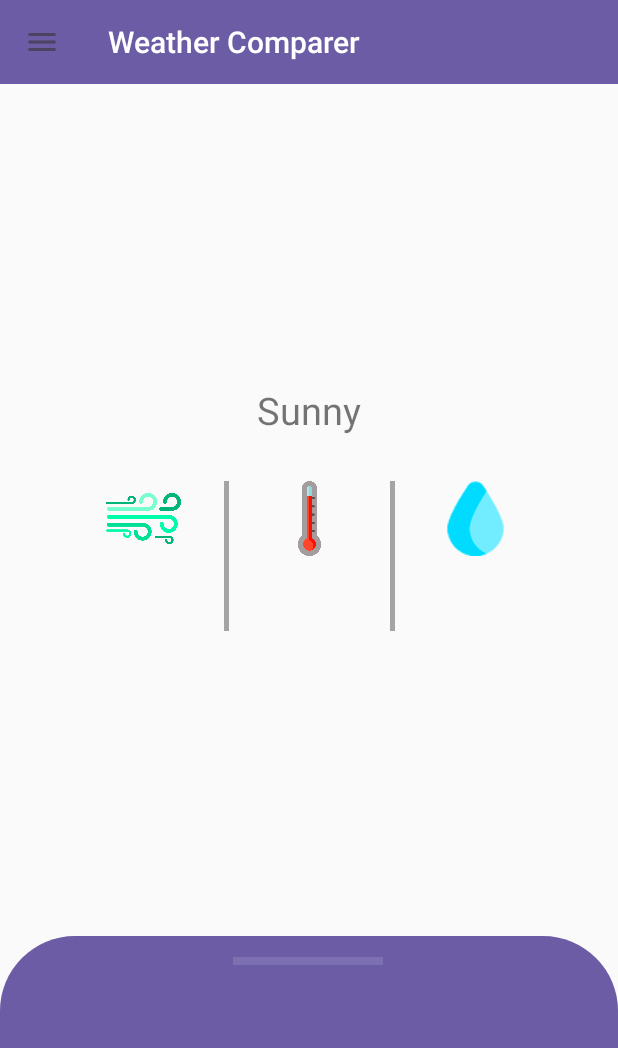
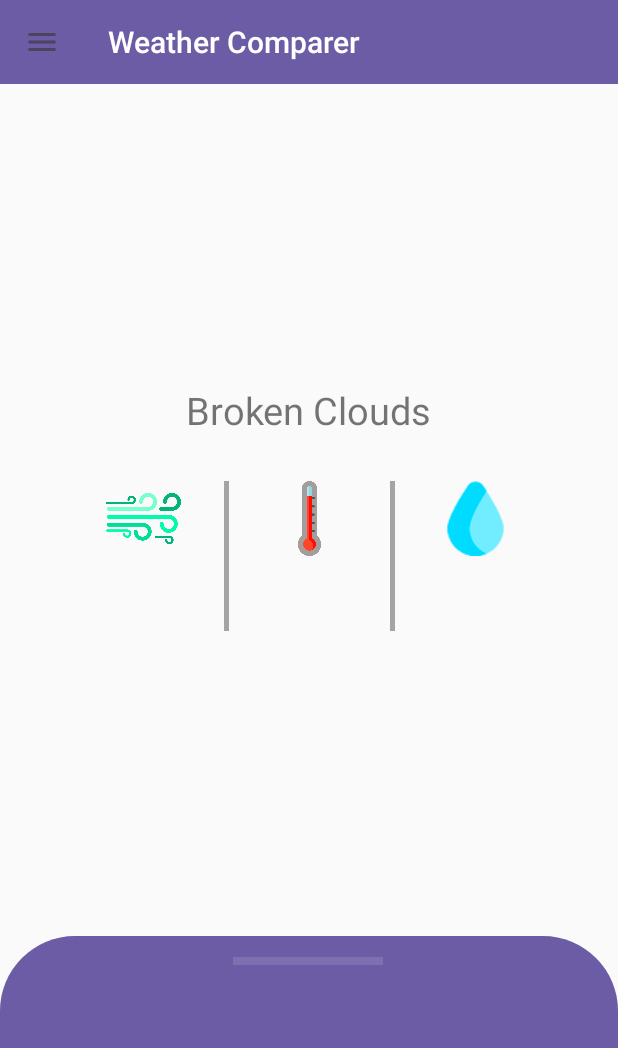
Before and after one commit to a1ex9788/WeatherComparer, an Android app: the screen it shows after launch (MainActivity), on a phone screen of 412 x 824 dp. Shown: the top 1048 px of the screen. Run offline under Robolectric (Android 15) with nearby library versions, the phone set to English and light mode, and no system bars; 1 statement that could not run was skipped.

Commit message:
Arreglar mal merge.

```diff
--- a/app/src/main/java/a1ex9788/dadm/weathercomparer/ui/forecast/ForecastFragment.java
+++ b/app/src/main/java/a1ex9788/dadm/weathercomparer/ui/forecast/ForecastFragment.java
@@ -7,23 +7,16 @@ import android.view.ViewGroup;
 import android.widget.TextView;
 
 import androidx.annotation.NonNull;
-import androidx.annotation.Nullable;
 import androidx.constraintlayout.widget.ConstraintLayout;
 import androidx.fragment.app.Fragment;
-import androidx.lifecycle.Observer;
 import androidx.lifecycle.ViewModelProvider;
 
 import com.airbnb.lottie.LottieAnimationView;
 import com.google.android.material.bottomsheet.BottomSheetBehavior;
 
 import java.util.HashMap;
-import java.util.List;
 
 import a1ex9788.dadm.weathercomparer.R;
-import a1ex9788.dadm.weathercomparer.model.DayForecast;
-import a1ex9788.dadm.weathercomparer.model.HourForecast;
-import a1ex9788.dadm.weathercomparer.webServices.forecasts.WeatherForecast;
-import a1ex9788.dadm.weathercomparer.webServices.forecasts.accuWeather.AccuWeatherForecast;
 
 public class ForecastFragment extends Fragment {
 
@@ -37,19 +30,19 @@ public class ForecastFragment extends Fragment {
 
         // Dictionary for catching the value of WeatherCondition
         HashMap<String, String> dicWeatherCondition = new HashMap<String, String>();
-        dicWeatherCondition.put("ThunderstormWithRain","https://assets7.lottiefiles.com/temp/lf20_XkF78Y.json");
-        dicWeatherCondition.put("Thunderstorm","https://assets7.lottiefiles.com/temp/lf20_Kuot2e.json");
-        dicWeatherCondition.put("Fog","https://assets7.lottiefiles.com/temp/lf20_kOfPKE.json");
-        dicWeatherCondition.put("Rain","https://assets6.lottiefiles.com/temp/lf20_rpC1Rd.json");
-        dicWeatherCondition.put("HeavyRain","https://assets4.lottiefiles.com/packages/lf20_bgmkqg6b.json");
-        dicWeatherCondition.put("SnowRain","https://assets4.lottiefiles.com/packages/lf20_uhdaqfkg.json");
-        dicWeatherCondition.put("LightSnow","https://assets7.lottiefiles.com/temp/lf20_BSVgyt.json");
-        dicWeatherCondition.put("Snow","https://assets7.lottiefiles.com/temp/lf20_WtPCZs.json");
-        dicWeatherCondition.put("Flurries","https://assets9.lottiefiles.com/packages/lf20_J8EPQ1.json");
-        dicWeatherCondition.put("Clouds","https://assets7.lottiefiles.com/temp/lf20_VAmWRg.json");
-        dicWeatherCondition.put("BrokenClouds","https://assets5.lottiefiles.com/temp/lf20_dgjK9i.json");
-        dicWeatherCondition.put("UnknownPrecipitation","https://assets10.lottiefiles.com/temp/lf20_9gY9Yf.json");
-        dicWeatherCondition.put("Sunny","https://assets7.lottiefiles.com/temp/lf20_Stdaec.json");
+        dicWeatherCondition.put("ThunderstormWithRain", "https://assets7.lottiefiles.com/temp/lf20_XkF78Y.json");
+        dicWeatherCondition.put("Thunderstorm", "https://assets7.lottiefiles.com/temp/lf20_Kuot2e.json");
+        dicWeatherCondition.put("Fog", "https://assets7.lottiefiles.com/temp/lf20_kOfPKE.json");
+        dicWeatherCondition.put("Rain", "https://assets6.lottiefiles.com/temp/lf20_rpC1Rd.json");
+        dicWeatherCondition.put("HeavyRain", "https://assets4.lottiefiles.com/packages/lf20_bgmkqg6b.json");
+        dicWeatherCondition.put("SnowRain", "https://assets4.lottiefiles.com/packages/lf20_uhdaqfkg.json");
+        dicWeatherCondition.put("LightSnow", "https://assets7.lottiefiles.com/temp/lf20_BSVgyt.json");
+        dicWeatherCondition.put("Snow", "https://assets7.lottiefiles.com/temp/lf20_WtPCZs.json");
+        dicWeatherCondition.put("Flurries", "https://assets9.lottiefiles.com/packages/lf20_J8EPQ1.json");
+        dicWeatherCondition.put("Clouds", "https://assets7.lottiefiles.com/temp/lf20_VAmWRg.json");
+        dicWeatherCondition.put("BrokenClouds", "https://assets5.lottiefiles.com/temp/lf20_dgjK9i.json");
+        dicWeatherCondition.put("UnknownPrecipitation", "https://assets10.lottiefiles.com/temp/lf20_9gY9Yf.json");
+        dicWeatherCondition.put("Sunny", "https://assets7.lottiefiles.com/temp/lf20_Stdaec.json");
 
         forecastViewModel =
                 new ViewModelProvider(this).get(ForecastViewModel.class);
@@ -58,43 +51,60 @@ public class ForecastFragment extends Fragment {
         //All the different cases of WeatherCondition
         final LottieAnimationView animationView = root.findViewById(R.id.animationViewWeather);
         final TextView mWeatherTextView = root.findViewById(R.id.weatherTextView);
-        String conditionWeather ="BrokenClouds";
+        String conditionWeather = "BrokenClouds";
         switch (conditionWeather) {
             case "Sunny":
                 animationView.setAnimationFromUrl(dicWeatherCondition.get("Sunny"));
+                mWeatherTextView.setText("Sunny");
                 break;
             case "UnknownPrecipitation":
                 animationView.setAnimationFromUrl(dicWeatherCondition.get("UnknownPrecipitation"));
+                mWeatherTextView.setText("Unknown Precipitation");
                 break;
             case "Clouds":
                 animationView.setAnimationFromUrl(dicWeatherCondition.get("Clouds"));
+                mWeatherTextView.setText("Cloudy");
+                break;
+            case "BrokenClouds":
+                animationView.setAnimationFromUrl(dicWeatherCondition.get("BrokenClouds"));
+                mWeatherTextView.setText("Broken Clouds");
                 break;
             case "Flurries":
                 animationView.setAnimationFromUrl(dicWeatherCondition.get("Flurries"));
+                mWeatherTextView.setText("Flurries");
                 break;
             case "Snow":
                 animationView.setAnimationFromUrl(dicWeatherCondition.get("Snow"));
+                animationView.setSpeed((float) 1.8);
+                mWeatherTextView.setText("Snowy");
                 break;
             case "LightSnow":
                 animationView.setAnimationFromUrl(dicWeatherCondition.get("LightSnow"));
+                mWeatherTextView.setText("Light Snow");
                 break;
             case "SnowRain":
                 animationView.setAnimationFromUrl(dicWeatherCondition.get("SnowRain"));
+                mWeatherTextView.setText("Snowy and Rainy");
                 break;
             case "HeavyRain":
                 animationView.setAnimationFromUrl(dicWeatherCondition.get("HeavyRain"));
+                mWeatherTextView.setText("Very Rainy");
                 break;
             case "Rain":
                 animationView.setAnimationFromUrl(dicWeatherCondition.get("Rain"));
+                mWeatherTextView.setText("Rainy");
                 break;
             case "Fog":
                 animationView.setAnimationFromUrl(dicWeatherCondition.get("Fog"));
+                mWeatherTextView.setText("Foggy");
                 break;
             case "Thunderstorm":
                 animationView.setAnimationFromUrl(dicWeatherCondition.get("Thunderstorm"));
+                mWeatherTextView.setText("Stormy");
                 break;
             case "ThunderstormWithRain":
                 animationView.setAnimationFromUrl(dicWeatherCondition.get("ThunderstormWithRain"));
+                mWeatherTextView.setText("Stormy and Rainy");
 
                 break;
         }
@@ -105,24 +115,25 @@ public class ForecastFragment extends Fragment {
         return root;
     }
 
-    @Override
-    public void onCreate(@Nullable Bundle savedInstanceState) {
-        super.onCreate(savedInstanceState);
-
-        new MyThread().start();
-    }
-
-    private class MyThread extends Thread {
+    private class GetDayForecastThread extends Thread {
 
         @Override
         public void run() {
             try {
-                WeatherForecast weatherForecast = new AccuWeatherForecast(39.289, -0.799);
-                //WeatherForecast weatherForecast = new OpenWeatherForecast(39.289, -0.799);
-                //WeatherForecast weatherForecast = new WeatherBitForecast(39.289, -0.799);
-                List<DayForecast> dailyForecast = weatherForecast.getDailyForecast();
-                List<HourForecast> hourlyForecast = weatherForecast.getHourlyForecast();
-                int nothing = 0;
+                forecastViewModel.getAccuWeatherDailyForecast();
+            } catch (Exception e) {
+                e.printStackTrace();
+            }
+        }
+
+    }
+
+    private class GetHourForecastThread extends Thread {
+
+        @Override
+        public void run() {
+            try {
+                forecastViewModel.getAccuWeatherHourlyForecast();
             } catch (Exception e) {
                 e.printStackTrace();
             }
```
